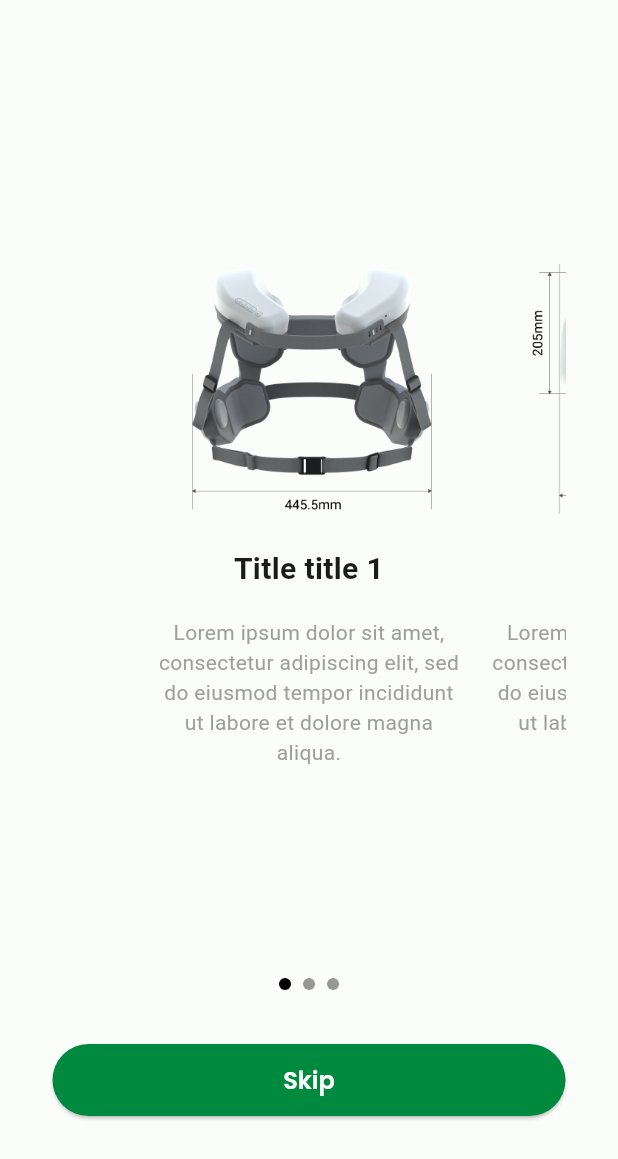
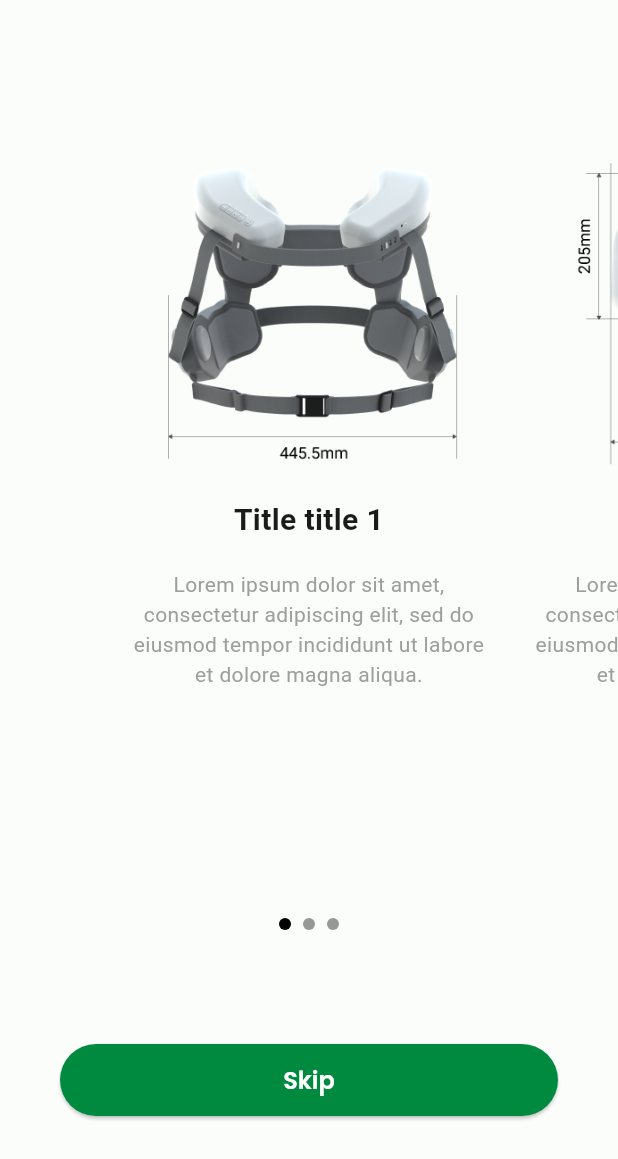
Before and after one commit to kwakdeung/lymphowear_remote_app, a Flutter app: the screen it shows after launch, on a phone screen of 412 x 824 dp. Shown: the top 1159 px of the screen. Run offline on Flutter 3.47's test engine with Material 2 defaults, Android fonts, the phone set to English and light mode, and no system bars; our stand-ins replace flutter_svg.

Commit message:
modifying onboarding

```diff
--- a/lib/pages/onboarding_page.dart
+++ b/lib/pages/onboarding_page.dart
@@ -1,8 +1,9 @@
 import 'package:flutter/material.dart';
 import 'package:lymphowear_remote_app/components/onboarding/dotindicator.dart';
-import 'package:lymphowear_remote_app/models/onboarding_model.dart';
 import 'package:lymphowear_remote_app/pages/home_none.dart';
 import 'package:lymphowear_remote_app/pages/onboarding/onboarding_contents.dart';
+
+import '../models/onboarding_model.dart';
 
 class OnboardingPage extends StatefulWidget {
   const OnboardingPage({Key? key}) : super(key: key);
@@ -35,7 +36,7 @@ class _OnboardingPageState extends State<OnboardingPage> {
       body: SafeArea(
         child: Center(
           child: Container(
-            margin: const EdgeInsets.fromLTRB(35, 80, 35, 80),
+            // margin: const EdgeInsets.fromLTRB(35, 26, 35, 0),
             child: Column(
               mainAxisAlignment: MainAxisAlignment.end,
               children: <Widget>[
@@ -70,7 +71,8 @@ class _OnboardingPageState extends State<OnboardingPage> {
                 ),
                 Container(
                   color: const Color.fromARGB(0, 231, 174, 174),
-                  // margin: const EdgeInsets.fromLTRB(20, 43, 20, 80),
+                  // margin: const EdgeInsets.fromLTRB(40, 43, 40, 46),
+                  margin: const EdgeInsets.fromLTRB(40, 40, 40, 80),
                   // padding: const EdgeInsets.fromLTRB(12, 24, 12, 24),
                   width: double.infinity,
                   child: ElevatedButton(
```
